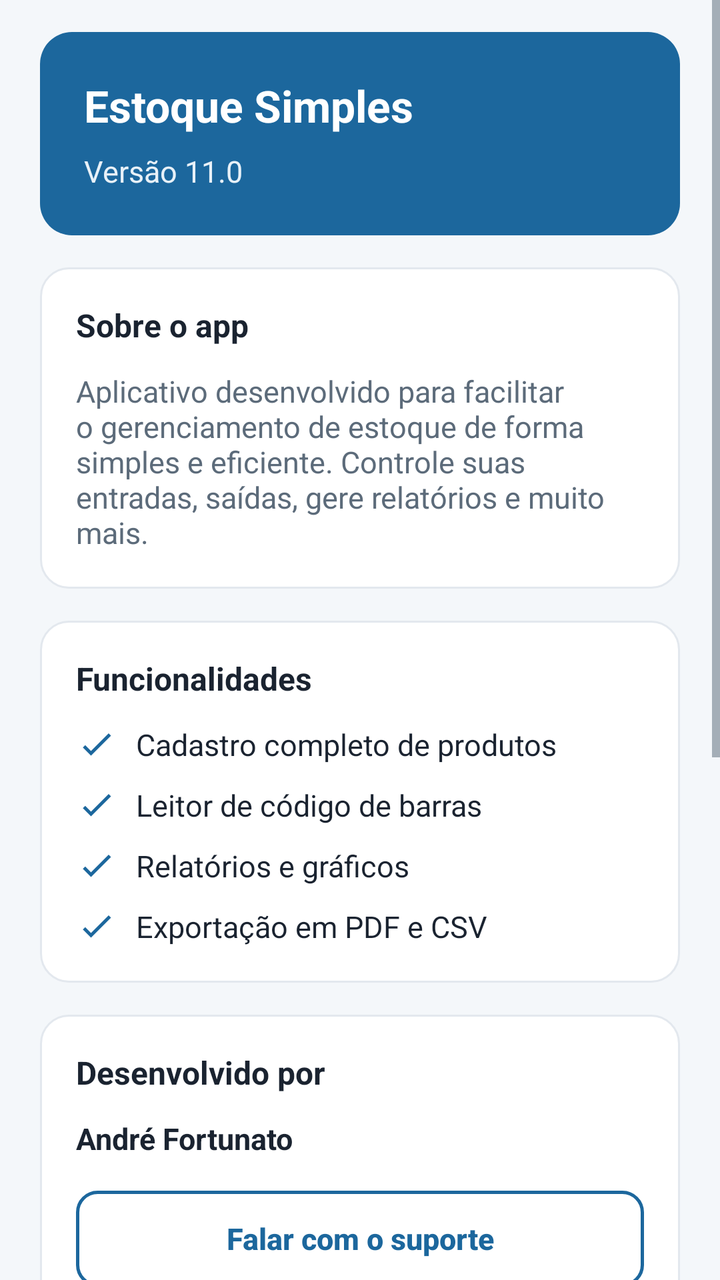
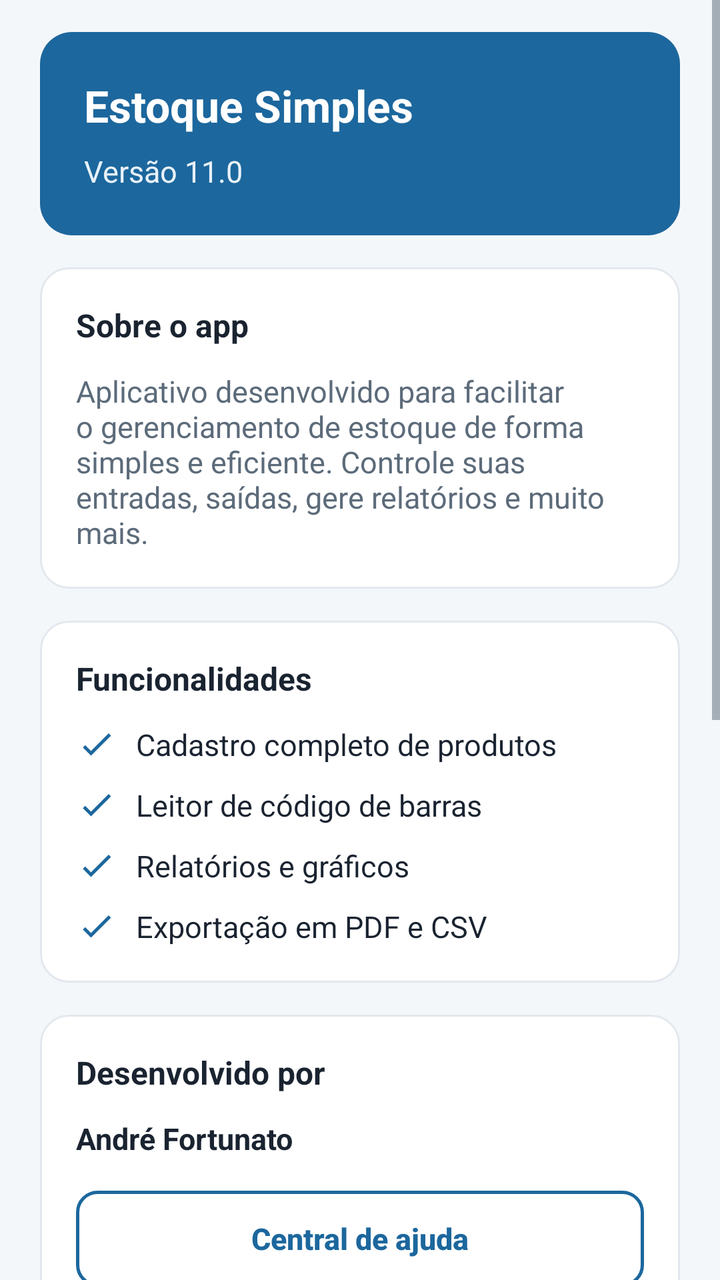

Compare the two renders of this Android layout. The source of the first and the diff that turns it into the second are given below.
<!-- AndroidManifest.xml: application theme CustomActionBarTheme -->
<!-- res/layout/activity_about.xml -->
<?xml version="1.0" encoding="utf-8"?>
<ScrollView xmlns:android="http://schemas.android.com/apk/res/android"
    xmlns:tools="http://schemas.android.com/tools"
    android:layout_width="match_parent"
    android:layout_height="match_parent"
    android:fitsSystemWindows="true"
    android:background="@color/color_surface"
    tools:context="br.com.gameloop.estoquesimples.AboutActivity">

    <LinearLayout
        android:layout_width="match_parent"
        android:layout_height="wrap_content"
        android:orientation="vertical"
        android:paddingLeft="@dimen/screen_padding_horizontal"
        android:paddingRight="@dimen/screen_padding_horizontal"
        android:paddingTop="@dimen/screen_padding_top"
        android:paddingBottom="@dimen/screen_padding_bottom">

        <LinearLayout
            android:layout_width="match_parent"
            android:layout_height="wrap_content"
            android:orientation="vertical"
            android:background="@drawable/bg_hero"
            android:padding="22dp">

            <TextView
                android:layout_width="match_parent"
                android:layout_height="wrap_content"
                android:text="Estoque Simples"
                android:textAppearance="@style/TextAppearance.Estoque.Title.OnBrand" />

            <TextView
                android:layout_width="match_parent"
                android:layout_height="wrap_content"
                android:layout_marginTop="@dimen/field_gap"
                android:text="Versão 11.0"
                android:textColor="@color/color_text_on_brand_muted"
                android:textSize="15sp" />
        </LinearLayout>

        <LinearLayout
            android:layout_width="match_parent"
            android:layout_height="wrap_content"
            android:layout_marginTop="@dimen/section_gap"
            android:orientation="vertical"
            android:background="@drawable/bg_surface"
            android:padding="@dimen/group_padding">

            <TextView
                android:layout_width="match_parent"
                android:layout_height="wrap_content"
                android:text="Sobre o app"
                android:textAppearance="@style/TextAppearance.Estoque.Section"
                android:layout_marginBottom="12dp" />

            <TextView
                android:layout_width="match_parent"
                android:layout_height="wrap_content"
                android:text="Aplicativo desenvolvido para facilitar o gerenciamento de estoque de forma simples e eficiente. Controle suas entradas, saídas, gere relatórios e muito mais."
                android:textAppearance="@style/TextAppearance.Estoque.Body.Muted" />
        </LinearLayout>

        <LinearLayout
            android:layout_width="match_parent"
            android:layout_height="wrap_content"
            android:layout_marginTop="@dimen/section_gap"
            android:orientation="vertical"
            android:background="@drawable/bg_surface"
            android:padding="@dimen/group_padding">

            <TextView
                android:layout_width="match_parent"
                android:layout_height="wrap_content"
                android:text="Funcionalidades"
                android:textAppearance="@style/TextAppearance.Estoque.Section"
                android:layout_marginBottom="12dp" />

            <TextView
                android:layout_width="match_parent"
                android:layout_height="wrap_content"
                android:text="Cadastro completo de produtos"
                android:textAppearance="@style/TextAppearance.Estoque.Body"
                android:drawableStart="@drawable/ic_check"
                android:drawablePadding="@dimen/row_gap"
                android:layout_marginBottom="@dimen/row_gap" />

            <TextView
                android:layout_width="match_parent"
                android:layout_height="wrap_content"
                android:text="Leitor de código de barras"
                android:textAppearance="@style/TextAppearance.Estoque.Body"
                android:drawableStart="@drawable/ic_check"
                android:drawablePadding="@dimen/row_gap"
                android:layout_marginBottom="@dimen/row_gap" />

            <TextView
                android:layout_width="match_parent"
                android:layout_height="wrap_content"
                android:text="Relatórios e gráficos"
                android:textAppearance="@style/TextAppearance.Estoque.Body"
                android:drawableStart="@drawable/ic_check"
                android:drawablePadding="@dimen/row_gap"
                android:layout_marginBottom="@dimen/row_gap" />

            <TextView
                android:layout_width="match_parent"
                android:layout_height="wrap_content"
                android:text="Exportação em PDF e CSV"
                android:textAppearance="@style/TextAppearance.Estoque.Body"
                android:drawableStart="@drawable/ic_check"
                android:drawablePadding="@dimen/row_gap" />
        </LinearLayout>

        <LinearLayout
            android:layout_width="match_parent"
            android:layout_height="wrap_content"
            android:layout_marginTop="@dimen/section_gap"
            android:orientation="vertical"
            android:background="@drawable/bg_surface"
            android:padding="@dimen/group_padding">

            <TextView
                android:layout_width="match_parent"
                android:layout_height="wrap_content"
                android:text="Desenvolvido por"
                android:textAppearance="@style/TextAppearance.Estoque.Section"
                android:layout_marginBottom="12dp" />

            <TextView
                android:layout_width="match_parent"
                android:layout_height="wrap_content"
                android:text="André Fortunato"
                android:textAppearance="@style/TextAppearance.Estoque.Body"
                android:textStyle="bold"
                android:layout_marginBottom="@dimen/section_gap" />

            <Button
                android:id="@+id/btnContact"
                style="@style/Widget.Estoque.Button.Secondary"
                android:layout_width="match_parent"
                android:layout_height="wrap_content"
                android:text="Falar com o suporte" />

            <TextView
                android:layout_width="match_parent"
                android:layout_height="wrap_content"
                android:layout_marginTop="@dimen/field_gap"
                android:text="Abra uma solicitação pelo app: respondemos por aqui e você recebe uma notificação."
                android:textAppearance="@style/TextAppearance.Estoque.Caption" />
        </LinearLayout>

        <LinearLayout
            android:id="@+id/cardGoPro"
            android:layout_width="match_parent"
            android:layout_height="wrap_content"
            android:layout_marginTop="@dimen/section_gap"
            android:orientation="vertical"
            android:background="@drawable/bg_hero"
            android:padding="@dimen/group_padding">

            <TextView
                android:id="@+id/subscriptionCardTitle"
                android:layout_width="match_parent"
                android:layout_height="wrap_content"
                android:text="Plano Equipe"
                android:textAppearance="@style/TextAppearance.Estoque.Title.OnBrand"
                android:layout_marginBottom="@dimen/field_gap" />

            <TextView
                android:id="@+id/subscriptionCardSubtitle"
                android:layout_width="match_parent"
                android:layout_height="wrap_content"
                android:text="Sua equipe no mesmo estoque, produtos sem limite e Análise Avançada"
                android:textColor="@color/color_text_on_brand_muted"
                android:textSize="15sp"
                android:lineSpacingExtra="3dp"
                android:layout_marginBottom="@dimen/section_gap" />

            <Button
                android:id="@+id/btnGoPro"
                style="@style/Widget.Estoque.Button.OnBrand"
                android:layout_width="match_parent"
                android:layout_height="wrap_content"
                android:text="Conhecer o plano" />
        </LinearLayout>

        <LinearLayout
            android:id="@+id/cardLegal"
            android:layout_width="match_parent"
            android:layout_height="wrap_content"
            android:layout_marginTop="@dimen/section_gap"
            android:orientation="vertical"
            android:background="@drawable/bg_surface"
            android:padding="@dimen/group_padding"
            android:clickable="true"
            android:focusable="true"
            android:foreground="?attr/selectableItemBackground">

            <TextView
                android:layout_width="match_parent"
                android:layout_height="wrap_content"
                android:text="Política e termos"
                android:textAppearance="@style/TextAppearance.Estoque.Section"
                android:layout_marginBottom="@dimen/field_gap" />

            <TextView
                android:layout_width="match_parent"
                android:layout_height="wrap_content"
                android:text="Leia os Termos de Uso e a Política de Privacidade do Estoque Simples."
                android:textAppearance="@style/TextAppearance.Estoque.Body.Muted" />
        </LinearLayout>

        <TextView
            android:layout_width="match_parent"
            android:layout_height="wrap_content"
            android:text="© 2026"
            android:textAppearance="@style/TextAppearance.Estoque.Caption"
            android:gravity="center"
            android:layout_marginTop="24dp" />

    </LinearLayout>
</ScrollView>
<!-- resources referenced by this layout -->
<resources>
  <color name="color_surface">#F4F7FA</color>
  <color name="color_text_on_brand_muted">#E8F1F8</color>
  <dimen name="field_gap">8dp</dimen>
  <dimen name="group_padding">18dp</dimen>
  <dimen name="row_gap">10dp</dimen>
  <dimen name="screen_padding_bottom">28dp</dimen>
  <dimen name="screen_padding_horizontal">20dp</dimen>
  <dimen name="screen_padding_top">16dp</dimen>
  <dimen name="section_gap">16dp</dimen>
  <!-- drawable bg_hero (drawable) -->
  <?xml version="1.0" encoding="utf-8"?>
  <shape xmlns:android="http://schemas.android.com/apk/res/android"
      android:shape="rectangle">
      <solid android:color="@color/color_brand" />
      <corners android:radius="@dimen/radius_hero" />
  </shape>
  <!-- drawable bg_surface (drawable) -->
  <?xml version="1.0" encoding="utf-8"?>
  <shape xmlns:android="http://schemas.android.com/apk/res/android"
      android:shape="rectangle">
      <solid android:color="@color/color_surface_content" />
      <corners android:radius="@dimen/radius_surface" />
      <stroke
          android:width="@dimen/stroke_width"
          android:color="@color/color_border" />
  </shape>
  <style name="TextAppearance.Estoque.Body">
          <item name="android:textSize">15sp</item>
          <item name="android:textColor">@color/color_text</item>
          <item name="android:lineSpacingExtra">2dp</item>
      </style>
  <style name="TextAppearance.Estoque.Body.Muted">
          <item name="android:textSize">15sp</item>
          <item name="android:textColor">@color/color_text_muted</item>
          <item name="android:lineSpacingExtra">2dp</item>
      </style>
  <style name="TextAppearance.Estoque.Caption">
          <item name="android:textSize">12sp</item>
          <item name="android:textColor">@color/color_text_muted</item>
          <item name="android:lineSpacingExtra">3dp</item>
      </style>
  <style name="TextAppearance.Estoque.Section">
          <item name="android:textSize">16sp</item>
          <item name="android:textStyle">bold</item>
          <item name="android:textColor">@color/color_text</item>
      </style>
  <style name="TextAppearance.Estoque.Title.OnBrand">
          <item name="android:textSize">22sp</item>
          <item name="android:textStyle">bold</item>
          <item name="android:textColor">@color/color_text_on_brand</item>
          <item name="android:lineSpacingExtra">2dp</item>
      </style>
  <color name="color_brand">#1C679D</color>
  <dimen name="radius_hero">16dp</dimen>
  <color name="color_surface_content">#FFFFFF</color>
  <dimen name="radius_surface">14dp</dimen>
  <dimen name="stroke_width">1dp</dimen>
  <color name="color_border">#E3E8EE</color>
  <color name="color_text">#1A2330</color>
  <color name="color_text_muted">#5C6B7A</color>
  <color name="color_text_on_brand">#FFFFFF</color>
  <dimen name="button_padding_vertical_secondary">12dp</dimen>
  <dimen name="button_min_height">48dp</dimen>
  <style name="MyActionBar" parent="@style/Widget.AppCompat.Light.ActionBar.Solid.Inverse">
          <item name="android:background">@color/colorActionBar</item>
          <item name="background">@color/colorActionBar</item>
      </style>
  <color name="colorPrimary">@color/color_brand</color>
  <color name="colorPrimaryDark">@color/color_brand_dark</color>
  <color name="colorAccent">@color/color_brand</color>
  <color name="system_bar">@color/color_brand</color>
  <color name="color_ripple_brand">#331C679D</color>
  <dimen name="radius_button">10dp</dimen>
  <dimen name="stroke_width_button">1.5dp</dimen>
  <color name="color_disabled">#C5CDD6</color>
  <color name="colorActionBar">@color/color_brand</color>
  <color name="color_brand_dark">#15537E</color>
  <dimen name="button_padding_vertical">14dp</dimen>
  <color name="color_error">#C62828</color>
  <color name="color_ripple_on_brand">#33FFFFFF</color>
  <!-- unchanged entries left out for length: 10 -->
</resources>

<!-- the commit's change to res/layout/activity_about.xml (unified diff, before → after) -->
@@ -135,6 +135,14 @@
                 android:layout_marginBottom="@dimen/section_gap" />
 
             <Button
+                android:id="@+id/btnHelp"
+                style="@style/Widget.Estoque.Button.Secondary"
+                android:layout_width="match_parent"
+                android:layout_height="wrap_content"
+                android:layout_marginBottom="@dimen/field_gap"
+                android:text="Central de ajuda" />
+
+            <Button
                 android:id="@+id/btnContact"
                 style="@style/Widget.Estoque.Button.Secondary"
                 android:layout_width="match_parent"
